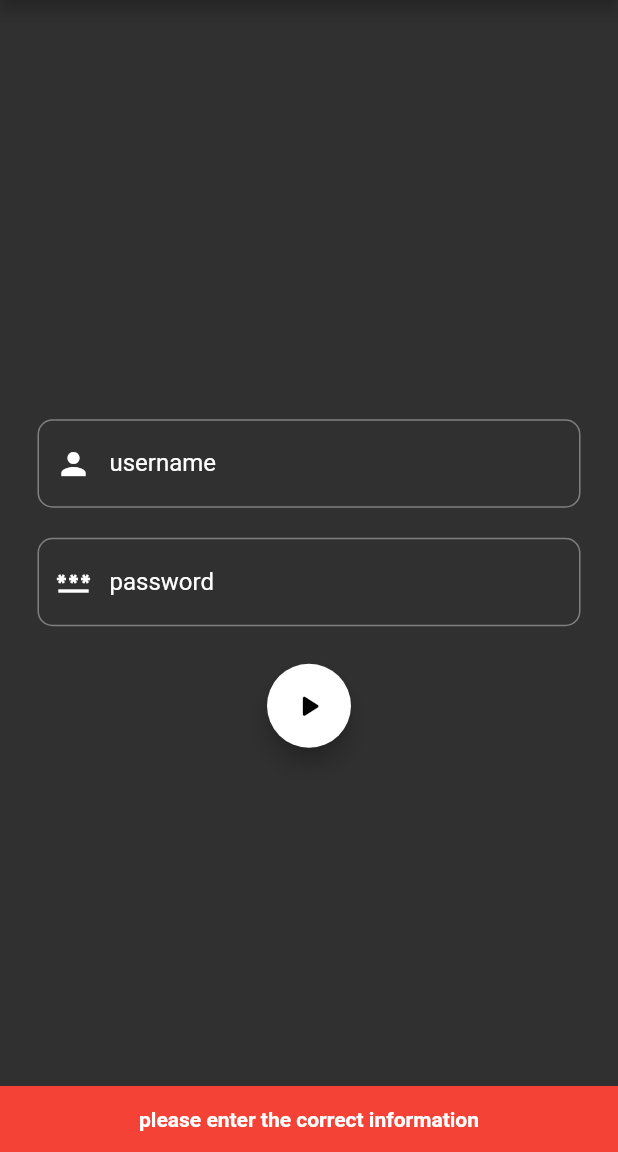
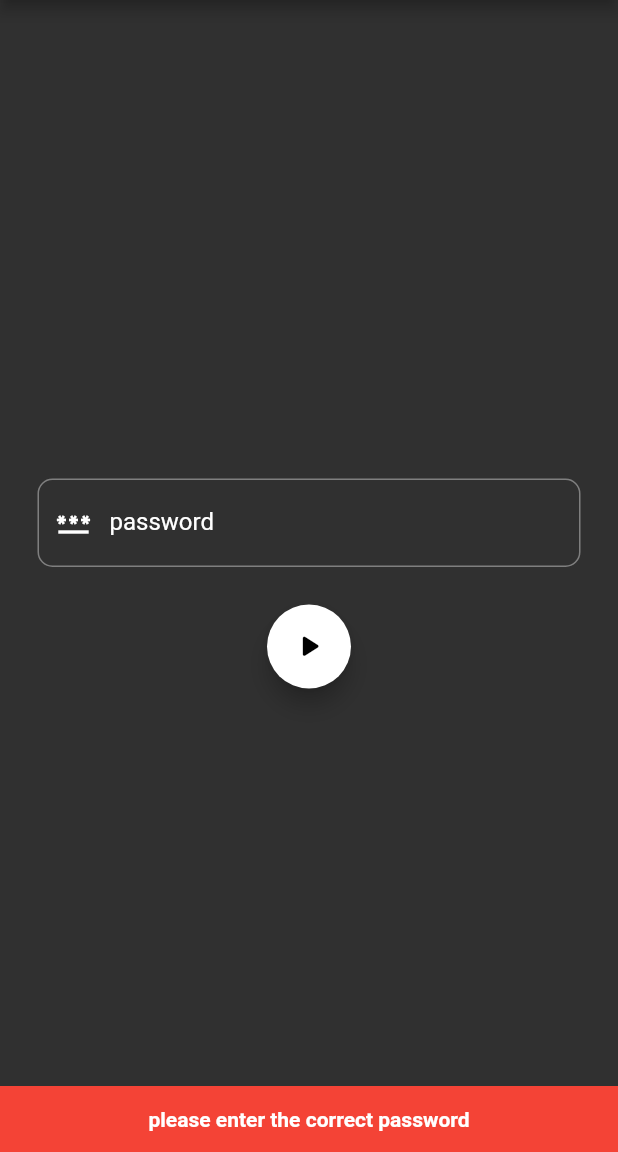
Before and after one commit to chhabrabhishek/walter, a Flutter app: the screen it shows after launch, after a tap on the "play arrow" icon, on a phone screen of 412 x 824 dp, the part 84-1236 px from its top. Run offline on Flutter 3.47's test engine with Material 2 defaults, Android fonts, the light colour scheme and no system bars; our stand-ins replace date_time_picker, google_fonts, sqflite; accounts and stored records are empty; Roboto replaces fonts that are missing (Dosis).

Commit message:
some minor fixes

```diff
--- a/lib/widgets/loginwidget.dart
+++ b/lib/widgets/loginwidget.dart
@@ -1,4 +1,5 @@
 import 'package:flutter/material.dart';
+import 'package:flutter/services.dart';
 import 'package:walter/screens/minions.dart';
 
 class LoginWidget extends StatefulWidget {
@@ -9,7 +10,6 @@ class LoginWidget extends StatefulWidget {
 }
 
 class _LoginWidgetState extends State<LoginWidget> {
-  final usernameController = TextEditingController();
   final passwordController = TextEditingController();
 
   @override
@@ -25,45 +25,12 @@ class _LoginWidgetState extends State<LoginWidget> {
               vertical: 10,
             ),
             child: TextField(
-              controller: usernameController,
-              decoration: const InputDecoration(
-                border: OutlineInputBorder(
-                  borderRadius: BorderRadius.all(
-                    Radius.circular(
-                      10,
-                    ),
-                  ),
-                ),
-                focusedBorder: OutlineInputBorder(
-                  borderSide: BorderSide(
-                    color: Colors.white,
-                  ),
-                  borderRadius: BorderRadius.all(
-                    Radius.circular(
-                      10,
-                    ),
-                  ),
-                ),
-                labelText: 'username',
-                labelStyle: TextStyle(
-                  color: Colors.white,
-                ),
-                hintText: 'enter your username ...',
-                prefixIcon: Icon(
-                  Icons.person,
-                  color: Colors.white,
-                ),
-              ),
-            ),
-          ),
-          Padding(
-            padding: const EdgeInsets.symmetric(
-              horizontal: 25,
-              vertical: 10,
-            ),
-            child: TextField(
               controller: passwordController,
               obscureText: true,
+              keyboardType: TextInputType.number,
+              inputFormatters: <TextInputFormatter>[
+                FilteringTextInputFormatter.digitsOnly,
+              ],
               decoration: const InputDecoration(
                 border: OutlineInputBorder(
                   borderRadius: BorderRadius.all(
@@ -99,8 +66,7 @@ class _LoginWidgetState extends State<LoginWidget> {
             child: FloatingActionButton(
               backgroundColor: Colors.white,
               onPressed: () => {
-                if (usernameController.text == "1" &&
-                    passwordController.text == "1")
+                if (passwordController.text == "1968")
                   {
                     Navigator.push(
                       context,
@@ -114,7 +80,7 @@ class _LoginWidgetState extends State<LoginWidget> {
                     ScaffoldMessenger.of(context).showSnackBar(
                       const SnackBar(
                         content: Text(
-                          'please enter the correct information',
+                          'please enter the correct password',
                           textAlign: TextAlign.center,
                           style: TextStyle(
                             color: Colors.white,
--- a/pubspec.yaml
+++ b/pubspec.yaml
@@ -34,7 +34,6 @@ dependencies:
   path_provider: any
   intl:
   date_time_picker: ^2.1.0
-  number_to_character: ^0.0.12
 
   # The following adds the Cupertino Icons font to your application.
   # Use with the CupertinoIcons class for iOS style icons.
```
Also changed, not shown: lib/widgets/saulwidget.dart (+18 -13 lines), pubspec.lock, 1 other file.
